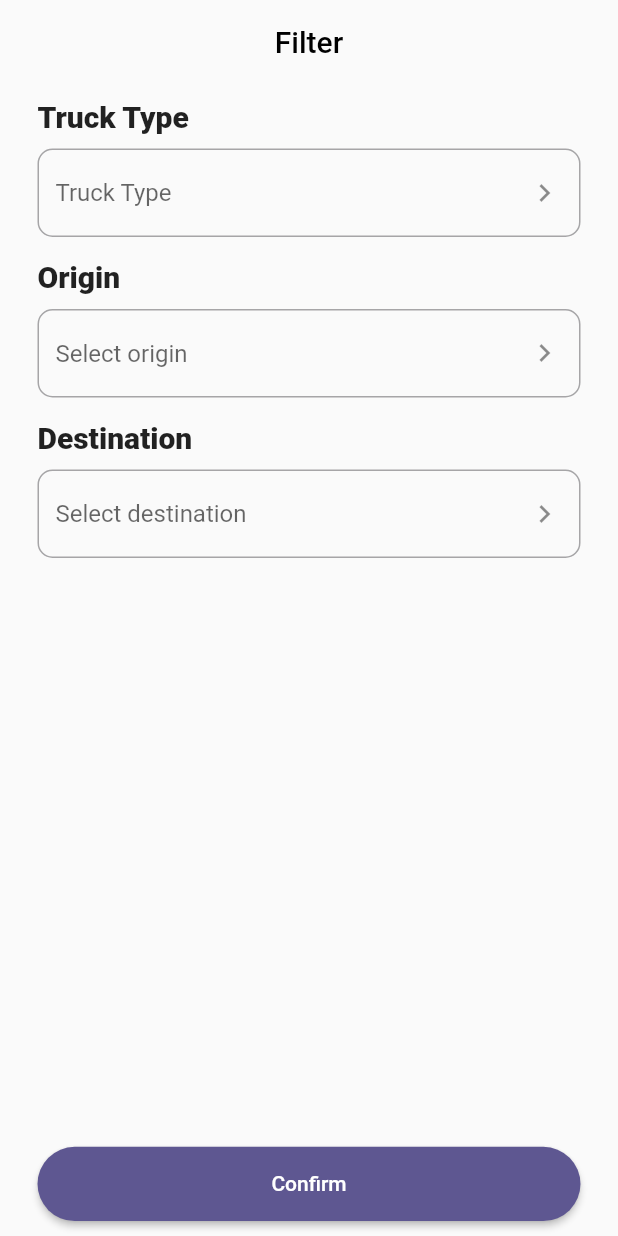
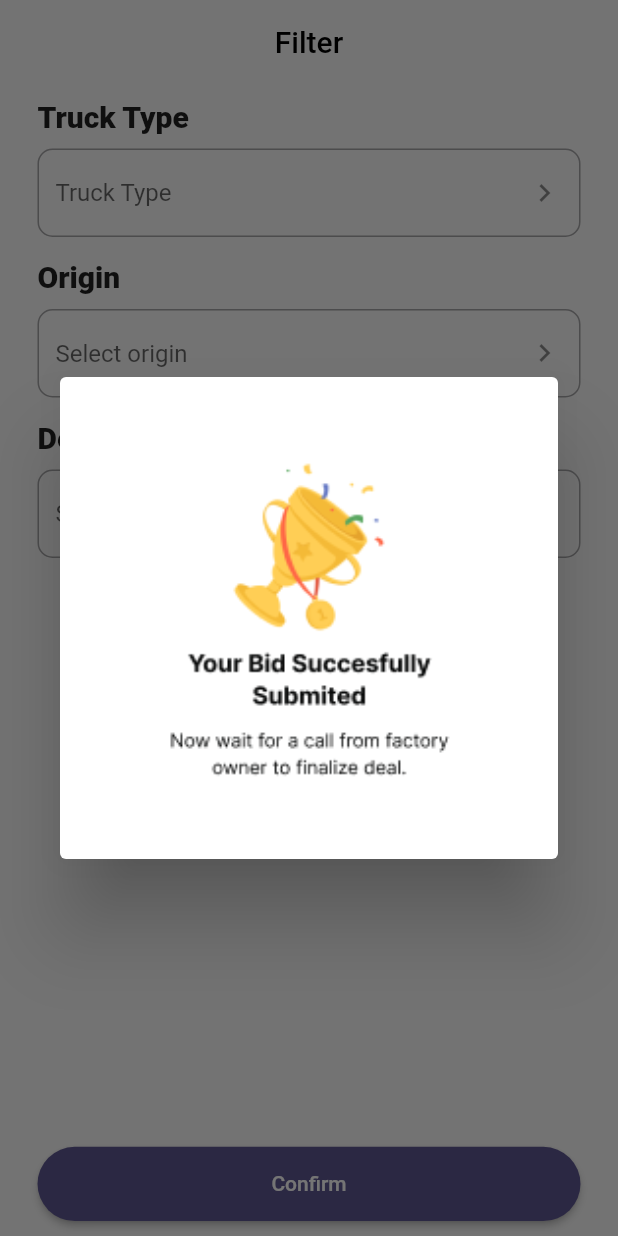
Before and after one commit to Abdullah6445/Trucking-App-CHI, a Flutter app: the screen it shows after launch, after a tap on "Confirm", on a phone screen of 412 x 824 dp. Run offline on Flutter 3.47's test engine with Material 3 defaults, Android fonts, the phone set to English and light mode, and no system bars; our stand-ins replace get, stacked.

Commit message:
submit pic page done

```diff
--- a/lib/factory_view_pages/filter_menu_page/filter_menu_vu.dart
+++ b/lib/factory_view_pages/filter_menu_page/filter_menu_vu.dart
@@ -2,6 +2,7 @@ import 'package:chi_trucking_app_factory/custom_widgets/custom_large_elevated_bu
 import 'package:chi_trucking_app_factory/custom_widgets/custom_text_field.dart';
 import 'package:chi_trucking_app_factory/factory_view_pages/filter_menu_page/filter_menu_vm.dart';
 import 'package:chi_trucking_app_factory/factory_view_pages/filter_menu_page/filter_more_menu/origin_pages/origin_page_vu.dart';
+import 'package:chi_trucking_app_factory/factory_view_pages/submit_page/submit_page_vu.dart';
 import 'package:flutter/material.dart';
 import 'package:get/get.dart';
 import 'package:stacked/stacked.dart';
@@ -70,7 +71,11 @@ class FilterPageVU extends StackedView<FilterPageVM> {
                     },
                     icon: Icon(Icons.keyboard_arrow_right))),
             Spacer(),
-            CustomLargeElevatedButton(buttonText: "Confirm", onTap: () {})
+            CustomLargeElevatedButton(
+                buttonText: "Confirm",
+                onTap: () {
+                  CustomDialog().customDialogBox(context);
+                })
           ]),
         ),
       ),
--- /dev/null
+++ b/lib/factory_view_pages/submit_page/submit_page_vm.dart
@@ -0,0 +1,3 @@
+// import 'package:stacked/stacked.dart';
+
+// class SubmitPageVM extends BaseViewModel {}
--- a/lib/factory_view_pages/submit_page/submit_page_vu.dart
+++ b/lib/factory_view_pages/submit_page/submit_page_vu.dart
@@ -0,0 +1,29 @@
+import 'package:flutter/material.dart';
+
+// class SubmitPageVU extends StackedView<SubmitPageVM> {
+//   @override
+//   Widget builder(BuildContext context, SubmitPageVM viewModel, Widget? child) {
+//     return CustomDialog().customDialogBox(context);
+//   }
+
+//   @override
+//   SubmitPageVM viewModelBuilder(BuildContext context) {
+//     return SubmitPageVM();
+//   }
+// }
+
+class CustomDialog {
+  customDialogBox(BuildContext context) {
+    return showDialog(
+      context: context,
+      builder: (BuildContext context) {
+        Future.delayed(Duration(seconds: 2), () {
+          Navigator.of(context).pop();
+        });
+        return AlertDialog(
+          content: Image.asset(fit: BoxFit.cover, "assets/images/submit.png"),
+        );
+      },
+    );
+  }
+}
--- a/lib/main.dart
+++ b/lib/main.dart
@@ -36,5 +36,6 @@ login page done
 Setting page done
 Filter page done
 origin Page done
+Submit page pic done
 
 */
--- a/pubspec.yaml
+++ b/pubspec.yaml
@@ -61,8 +61,8 @@ flutter:
   uses-material-design: true
 
   # To add assets to your application, add an assets section, like this:
-  # assets:
-  #   - images/a_dot_burr.jpeg
+  assets:
+    - assets/images/
   #   - images/a_dot_ham.jpeg
 
   # An image asset can refer to one or more resolution-specific "variants", see
```
Also changed, not shown: assets/images/submit.png (added).
